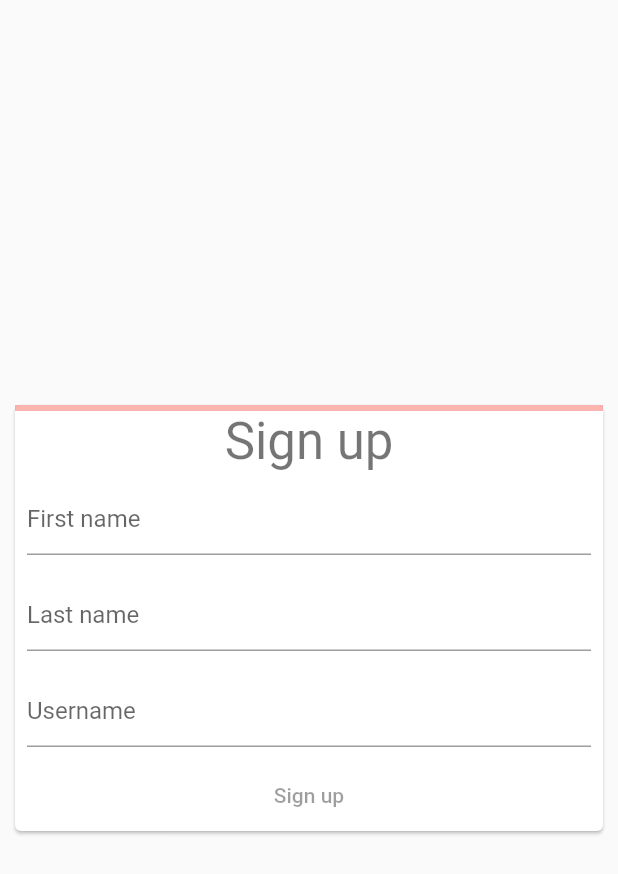
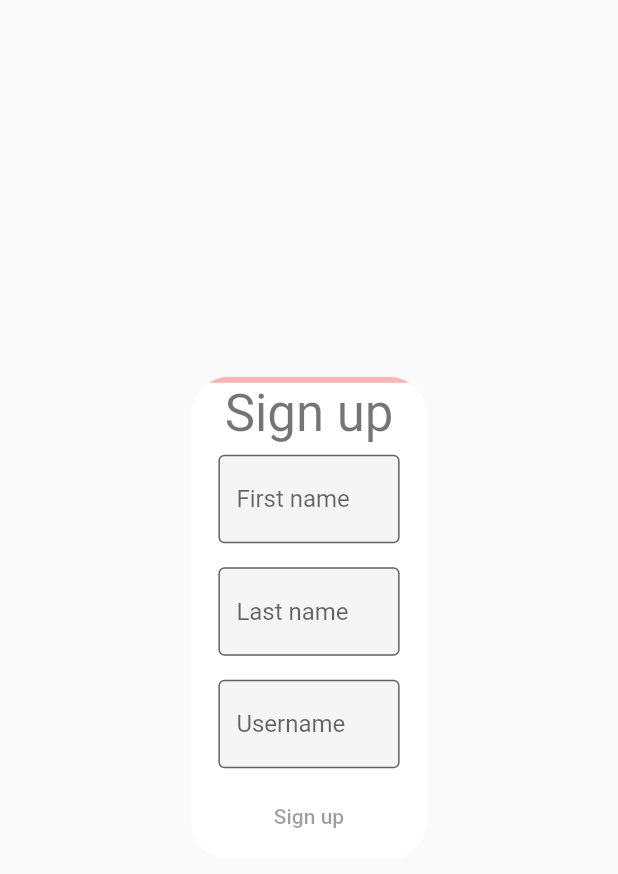
Before and after one commit to luisfcolg/signin_example, a Flutter app: the screen it shows after launch, on a phone screen of 412 x 824 dp. Shown: the top 874 px of the screen. Run offline on Flutter 3.47's test engine with Material 2 defaults, Android fonts, the phone set to English and light mode, and no system bars.

Commit message:
FEATURE: - Commit.

```diff
--- a/lib/main.dart
+++ b/lib/main.dart
@@ -2,4 +2,4 @@ import 'package:flutter/material.dart';
 
 import 'package:signin_example/src/app.dart';
 
-void main() => runApp(const SignUpApp());
+void main() => runApp(SignUpApp());
--- a/lib/src/app.dart
+++ b/lib/src/app.dart
@@ -5,9 +5,14 @@ import 'package:signin_example/src/sign_up/sign_up_view.dart';
 import 'package:signin_example/src/welcome/welcome_view.dart';
 
 class SignUpApp extends StatelessWidget {
-  const SignUpApp({
+  SignUpApp({
     Key? key
   }) : super(key: key);
+
+  final ColorScheme _colorScheme = ColorScheme.fromSwatch().copyWith(
+    primary: Colors.indigo,
+    secondary: Colors.indigoAccent,
+  );
 
   @override
   Widget build(BuildContext context) {
@@ -15,8 +20,12 @@ class SignUpApp extends StatelessWidget {
       debugShowCheckedModeBanner: false,
       restorationScopeId: "app",
       title: "Sign Up App",
-      theme: ThemeData(),
-      darkTheme: ThemeData.dark(),
+      theme: ThemeData().copyWith(
+        colorScheme: _colorScheme
+      ),
+      darkTheme: ThemeData.dark().copyWith(
+          colorScheme: _colorScheme
+      ),
       themeMode: ThemeMode.system,
       onGenerateRoute: (RouteSettings routeSettings) {
         return MaterialPageRoute(
--- a/lib/src/sign_up/sign_up_form.dart
+++ b/lib/src/sign_up/sign_up_form.dart
@@ -21,11 +21,20 @@ class _SignUpFormState extends State<SignUpForm> {
 
   double _formProgress = 0;
 
+  InputDecoration _getDecoration(String text) {
+    return InputDecoration(
+      hintText: text,
+      border: const OutlineInputBorder(),
+      filled: true,
+    );
+  }
+
   @override
   Widget build(BuildContext context) {
     return Form(
       child: Column(
         mainAxisSize: MainAxisSize.min,
+        mainAxisAlignment: MainAxisAlignment.spaceBetween,
         children: [
           AnimatedProgressIndicator(value: _formProgress,),
           Text("Sign up", style: Theme.of(context).textTheme.headline4,),
@@ -33,27 +42,28 @@ class _SignUpFormState extends State<SignUpForm> {
             padding: const EdgeInsets.all(8.0),
             child: TextFormField(
               controller: _firstNameTextController,
-              decoration: const InputDecoration(hintText: "First name"),
+              decoration: _getDecoration("First name"),
             ),
           ),
           Padding(
             padding: const EdgeInsets.all(8.0),
             child: TextFormField(
               controller: _lastNameTextController,
-              decoration: const InputDecoration(hintText: "Last name"),
+              decoration: _getDecoration("Last name"),
             ),
           ),
           Padding(
             padding: const EdgeInsets.all(8.0),
             child: TextFormField(
               controller: _usernameTextController,
-              decoration: const InputDecoration(hintText: "Username"),
+              decoration: _getDecoration("Username"),
             ),
           ),
           TextButton(
             style: ButtonStyle(
+              padding: MaterialStateProperty.resolveWith((states) => const EdgeInsets.symmetric(horizontal: 20.0)),
               foregroundColor: MaterialStateProperty.resolveWith((states) => states.contains(MaterialState.disabled) ? null : Colors.white),
-              backgroundColor: MaterialStateProperty.resolveWith((states) => states.contains(MaterialState.disabled) ? null : Colors.blue),
+              backgroundColor: MaterialStateProperty.resolveWith((states) => states.contains(MaterialState.disabled) ? null : Theme.of(context).colorScheme.primary),
             ),
             child: const Text("Sign up"),
             onPressed: _formProgress == 1 ? _showWelcomeView : null,
--- a/lib/src/sign_up/sign_up_view.dart
+++ b/lib/src/sign_up/sign_up_view.dart
@@ -11,12 +11,21 @@ class SignUpView extends StatelessWidget {
 
   @override
   Widget build(BuildContext context) {
-    return const Scaffold(
+    final screenSize = MediaQuery.of(context).size;
+
+    return Scaffold(
       body: Center(
         child: SizedBox(
-          width: 400.0,
+          width: screenSize.width * 0.4,
+          height: screenSize.height * 0.4,
           child: Card(
-            child: SignUpForm(),
+            elevation: 0.0,
+            clipBehavior: Clip.antiAlias,
+            shape: RoundedRectangleBorder(borderRadius: BorderRadius.circular(25.0)),
+            child: Container(
+              padding: const EdgeInsets.only(left: 10.0, right: 10.0, bottom: 10.0),
+              child: const SignUpForm()
+            ),
           ),
         ),
       ),
```
